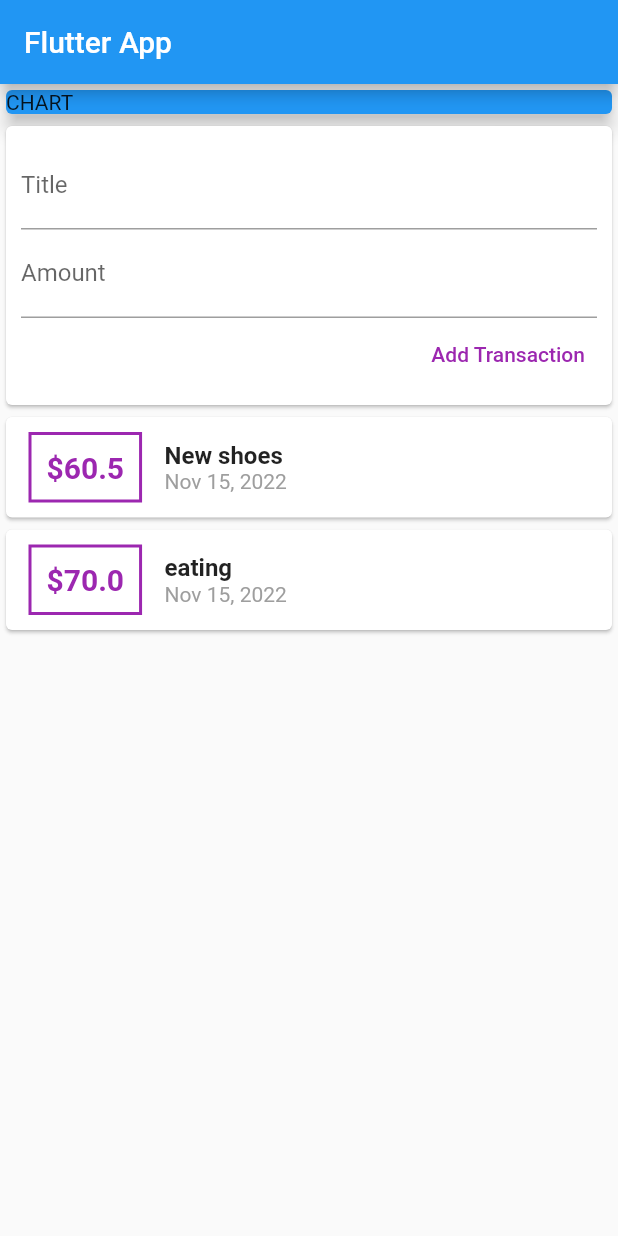
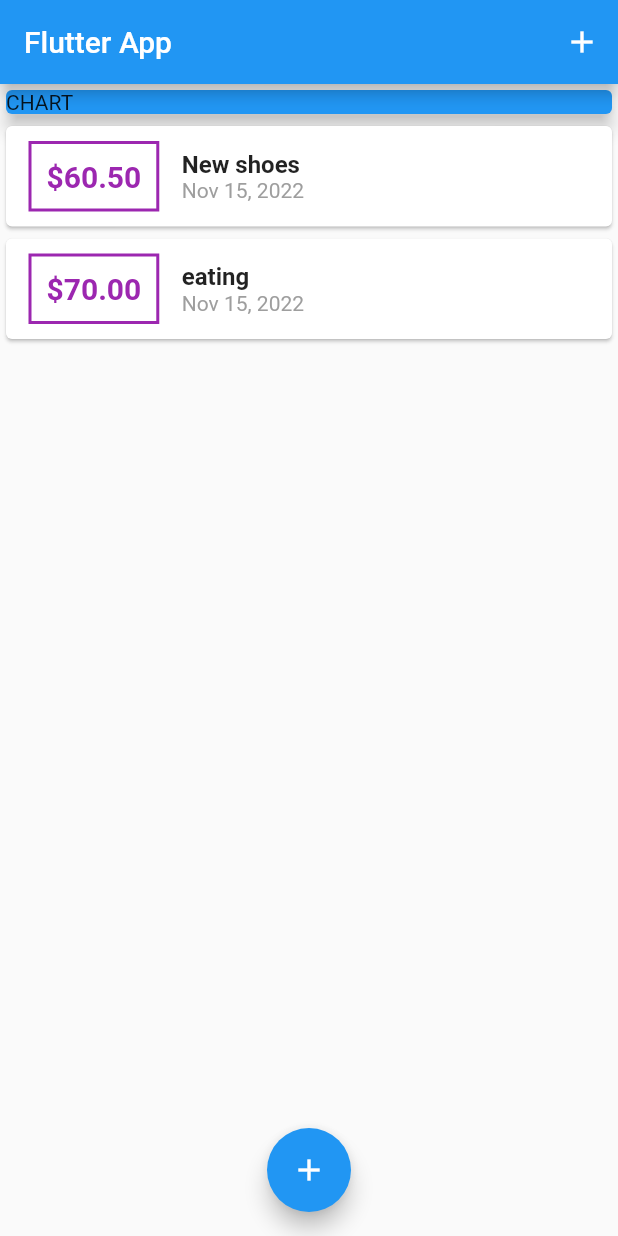
Before and after one commit to youssef-ammar/Expense_Planner, a Flutter app: the screen it shows after launch, on a phone screen of 412 x 824 dp. Run offline on Flutter 3.47's test engine with Material 2 defaults, Android fonts, the phone set to English and light mode, and no system bars.

Commit message:
model button sheet

```diff
--- a/lib/main.dart
+++ b/lib/main.dart
@@ -1,29 +1,84 @@
+import 'package:app/widgets/inputArea.dart';
+import 'package:app/widgets/list_transaction.dart';
+import 'package:flutter/material.dart';
+
+import 'models/transaction.dart';
 import 'widgets/chart.dart';
-
-import 'package:flutter/material.dart';
-import 'widgets/trans.dart';
-import 'widgets/inputArea.dart';
 
 void main() => runApp(App());
 
-class App extends StatelessWidget {
+class App extends StatefulWidget {
+  @override
+  State<App> createState() => _AppState();
+}
+
+class _AppState extends State<App> {
+
+  List<Transaction> transactions = [
+    Transaction(
+        id: "t1", title: "New shoes", amount: 60.5, date: DateTime.now()),
+    Transaction(id: "t2", title: "eating", amount: 70, date: DateTime.now()),
+  ];
+  void _addNewTransaction(String tit, double am) {
+    setState(() {
+      //print("done")
+      transactions.add(Transaction(
+          id: DateTime.now().toString(),
+          title: tit,
+          amount: am,
+          date: DateTime.now()));
+    });
+  }
 
 
   @override
   Widget build(BuildContext context) {
-    return MaterialApp(
-        home: Scaffold(
+    return  MaterialApp(
+          home:   FabExample(_addNewTransaction,transactions),
+        );
+  }
+
+}
+class FabExample extends StatelessWidget {
+final Function addtx;
+final List<Transaction> transactions;
+
+ FabExample(this.addtx,this.transactions);
+
+  void _startAddNewTrans(BuildContext context) {
+    showModalBottomSheet(
+        context: context,
+        builder: (BuildContext context) {
+          return  Input(addtx);
+        });
+
+  }
+  @override
+  Widget build(BuildContext context) {
+    return Scaffold(
       appBar: AppBar(
         title: Text('Flutter App'),
+        actions: [
+          IconButton(
+              onPressed: () => _startAddNewTrans(context),
+              icon: Icon(Icons.add))
+        ],
       ),
-            body: Column(
+      body: SingleChildScrollView(
+        child: Column(
 // by default mainAxisAlignment: MainAxisAlignment.start,
             crossAxisAlignment: CrossAxisAlignment.stretch,
             children: <Widget>[
               Chart(),
-                  Input(),
-                  Trans(),
-
-                ])));
+              Trans(transactions),
+            ]),
+      ),
+      floatingActionButtonLocation:
+      FloatingActionButtonLocation.centerFloat,
+      floatingActionButton: FloatingActionButton(
+        onPressed: () => _startAddNewTrans(context),
+        child: Icon(Icons.add),
+      ),
+    );
   }
 }
--- /dev/null
+++ b/lib/widgets/list_transaction.dart
@@ -0,0 +1,56 @@
+import 'package:flutter/material.dart';
+import 'package:intl/intl.dart';
+
+import '../models/transaction.dart';
+
+// Liste des Transactions
+class Trans extends StatelessWidget {
+  List<Transaction> transactions;
+
+  Trans(this.transactions);
+
+  @override
+  Widget build(BuildContext context) {
+    return Container(
+        height: 300,
+
+            child: ListView.builder(
+
+               itemBuilder:  (ctx,index){
+                  return Card(
+                      child: Row(
+                        children: <Widget>[
+                          Container(
+                              margin: EdgeInsets.symmetric(vertical: 10, horizontal: 15),
+                              decoration: BoxDecoration(
+                                  border: Border.all(color: Colors.purple, width: 2)),
+                              padding: EdgeInsets.all(10),
+                              child: Text(
+                                '\$${transactions[index].amount.toStringAsFixed(2)}',
+                                style: TextStyle(
+                                    fontWeight: FontWeight.bold,
+                                    fontSize: 20,
+                                    color: Colors.purple),
+                              )),
+                          Column(
+                            crossAxisAlignment: CrossAxisAlignment.start,
+                            children: <Widget>[
+                              Text(
+                                transactions[index].title,
+                                style: TextStyle(fontSize: 16, fontWeight: FontWeight.bold),
+                              ),
+                              Text(
+                                DateFormat.yMMMd().format(transactions[index].date),
+                                style: TextStyle(color: Colors.grey),
+                              ),
+                            ],
+                          )
+                        ],
+                      ));
+
+                },
+                itemCount: transactions.length,
+               ),
+    );
+  }
+}
--- a/lib/widgets/trans.dart
+++ /dev/null
@@ -1,54 +0,0 @@
-import 'package:flutter/material.dart';
-import 'package:intl/intl.dart';
-
-import '../models/transaction.dart';
-
-class Trans extends StatefulWidget {
-  @override
-  State<Trans> createState() => Trans_State();
-}
-
-class Trans_State extends State<Trans> {
-  List<Transaction> transactions = [
-    Transaction(
-        id: "t1", title: "New shoes", amount: 60.5, date: DateTime.now()),
-    Transaction(id: "t2", title: "eating", amount: 70, date: DateTime.now()),
-  ];
-
-  @override
-  Widget build(BuildContext context) {
-    return Column(
-        children: transactions.map((tx) {
-      return Card(
-          child: Row(
-        children: <Widget>[
-          Container(
-              margin: EdgeInsets.symmetric(vertical: 10, horizontal: 15),
-              decoration: BoxDecoration(
-                  border: Border.all(color: Colors.purple, width: 2)),
-              padding: EdgeInsets.all(10),
-              child: Text(
-                '\$${tx.amount}',
-                style: TextStyle(
-                    fontWeight: FontWeight.bold,
-                    fontSize: 20,
-                    color: Colors.purple),
-              )),
-          Column(
-            crossAxisAlignment: CrossAxisAlignment.start,
-            children: <Widget>[
-              Text(
-                tx.title,
-                style: TextStyle(fontSize: 16, fontWeight: FontWeight.bold),
-              ),
-              Text(
-                DateFormat.yMMMd().format(tx.date),
-                style: TextStyle(color: Colors.grey),
-              ),
-            ],
-          )
-        ],
-      ));
-    }).toList());
-  }
-}
```
Also changed, not shown: lib/widgets/inputArea.dart (+32 -7 lines), lib/widgets/user_transaction.dart (deleted). Lines whose indentation alone changed are shown as unchanged.
